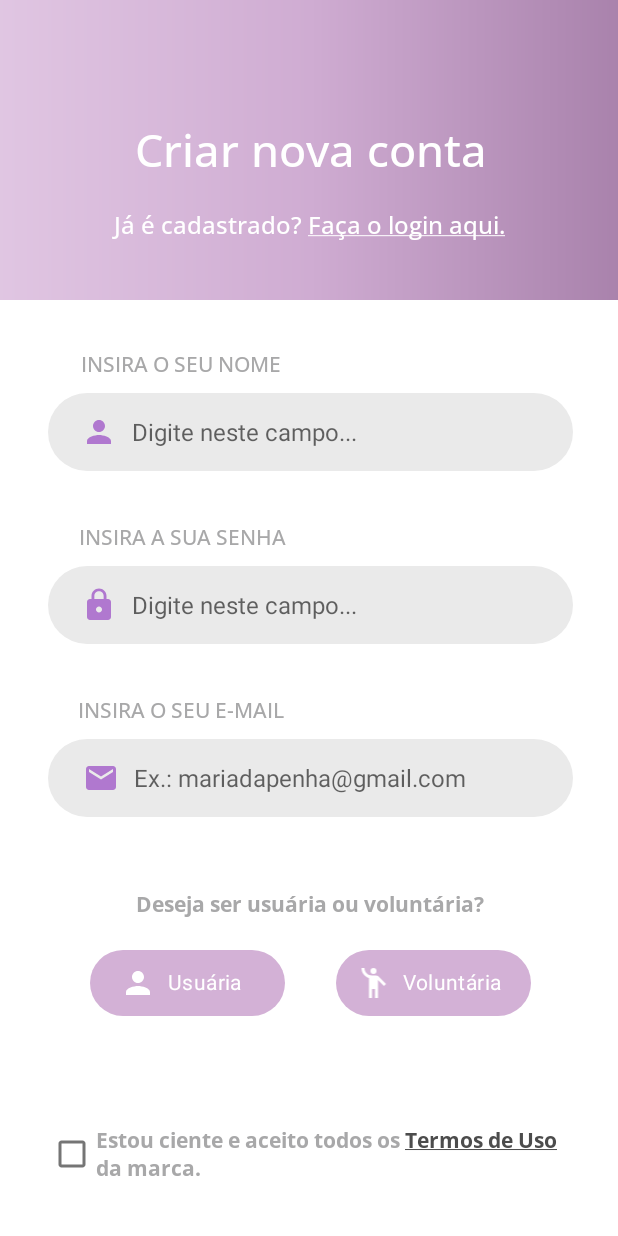
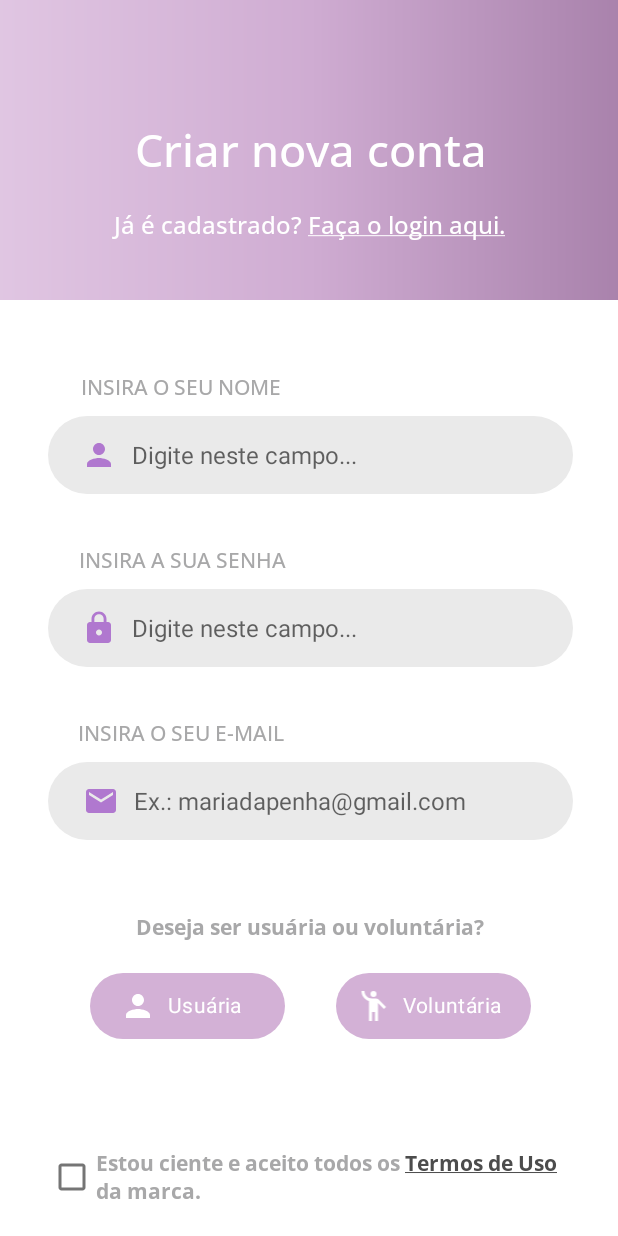
Before and after one commit to PehPanda/Donna-Gabriela, an Android app: the Cadastrar_User screen opened directly, with no data from a screen before it, on a phone screen of 412 x 824 dp. Run offline under Robolectric (Android 15) with nearby library versions, the phone set to English and light mode, and no system bars.

Commit message:
DG-Master

```diff
--- a/app/src/main/res/layout/activity_cadastrar_user.xml
+++ b/app/src/main/res/layout/activity_cadastrar_user.xml
@@ -57,7 +57,7 @@
     <androidx.core.widget.NestedScrollView
         android:layout_width="350dp"
         android:layout_height="match_parent"
-        android:layout_marginTop="184dp"
+        android:layout_marginTop="199dp"
         android:fillViewport="true"
         app:layout_constraintBottom_toBottomOf="parent"
         app:layout_constraintEnd_toEndOf="parent"
```
